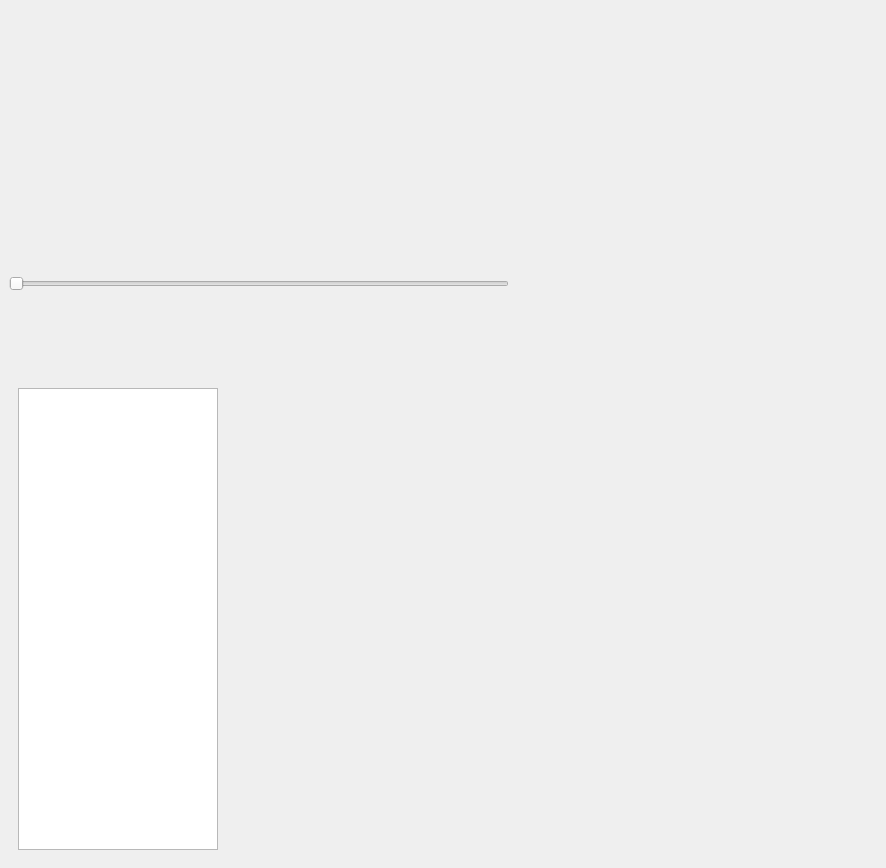
Old version of the form mpldesigner/window.ui in the repository dapperfu/PyQt5Scratch.
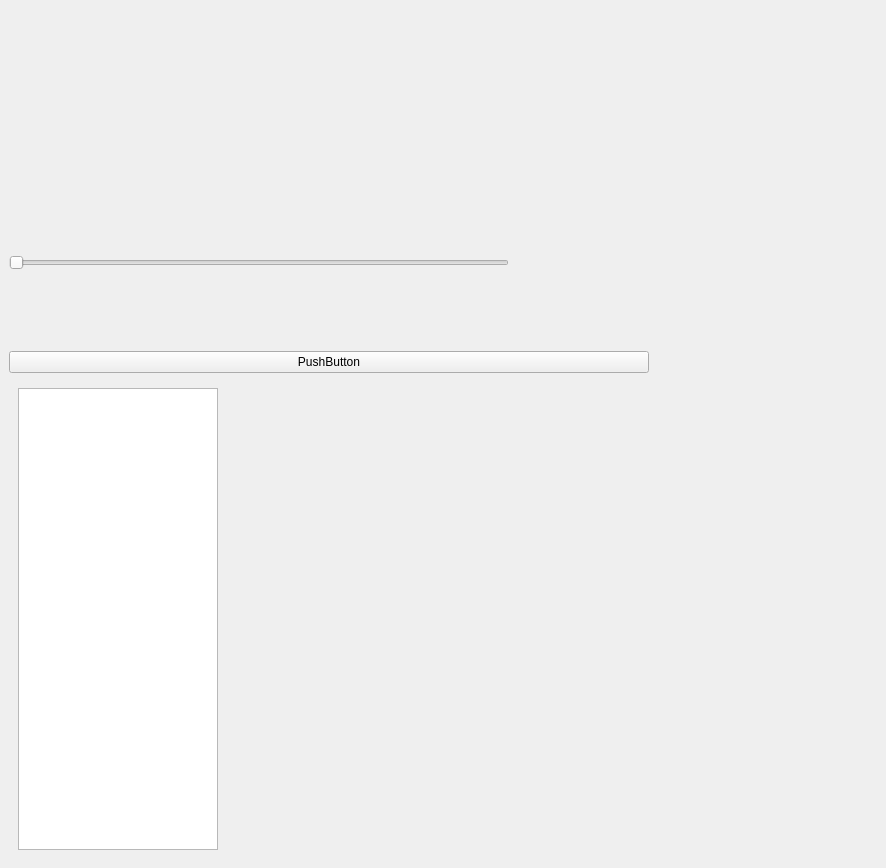
New version of the form.

Commit message: Git Auto Commit: Sun Dec 11 04:17:51 EST 2016

Patch:
```diff
--- a/mpldesigner/window.ui
+++ b/mpldesigner/window.ui
@@ -40,7 +40,7 @@
       </property>
      </widget>
     </item>
-    <item row="2" column="0" rowspan="2">
+    <item row="3" column="0" rowspan="2">
      <widget class="QWidget" name="mplwindow" native="true">
       <property name="enabled">
        <bool>true</bool>
@@ -94,6 +94,13 @@
       <zorder>mplfigs</zorder>
      </widget>
     </item>
+    <item row="2" column="0">
+     <widget class="QPushButton" name="pushButton">
+      <property name="text">
+       <string>PushButton</string>
+      </property>
+     </widget>
+    </item>
    </layout>
   </widget>
  </widget>
```
The commit also changes 1 other file.
